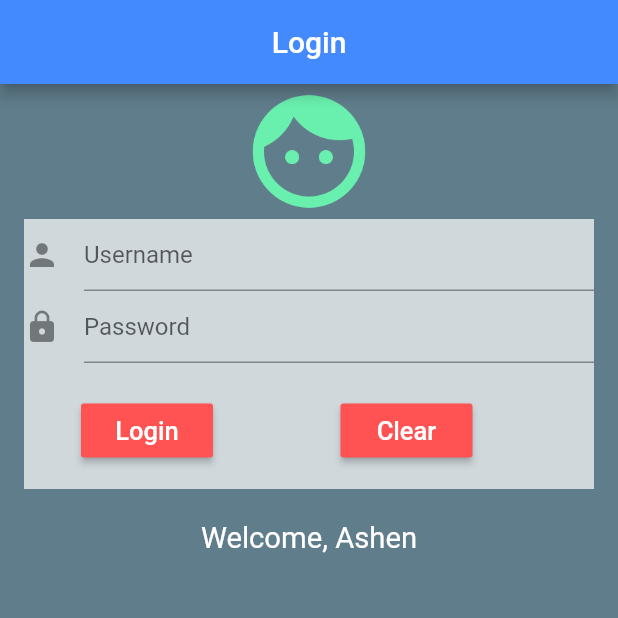
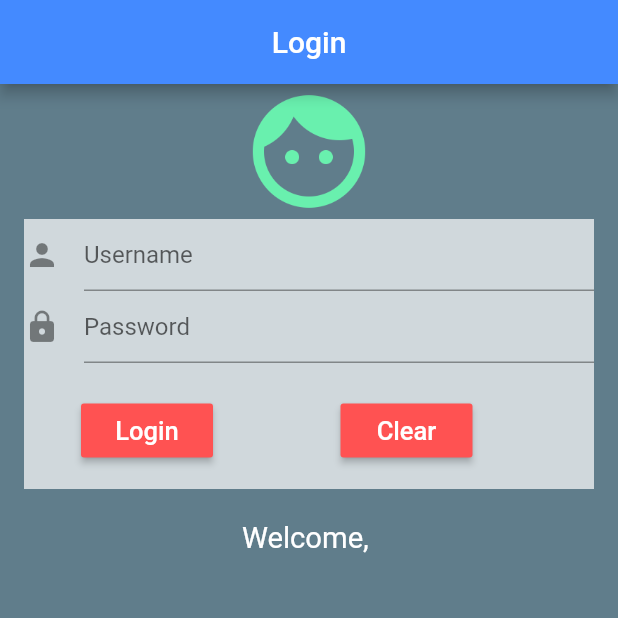
Before and after one commit to ashenmalaka/Flutter_Login_App, a Flutter app: the screen it shows after launch, on a phone screen of 412 x 824 dp, the top half of it. Run offline on Flutter 3.47's test engine with Material 2 defaults, Android fonts, the phone set to English and light mode, and no system bars.

Commit message:
Changed text

```diff
--- a/lib/ui/login.dart
+++ b/lib/ui/login.dart
@@ -132,7 +132,7 @@ class LoginState extends State<Login>{
             new Row(
               mainAxisAlignment: MainAxisAlignment.center,
               children: <Widget>[
-                new Text("Welcome, Ashen",
+                new Text("Welcome, $_welcomeString",
                  style: new TextStyle(
                   color: Colors.white,
                   fontSize: 19.5,
```
